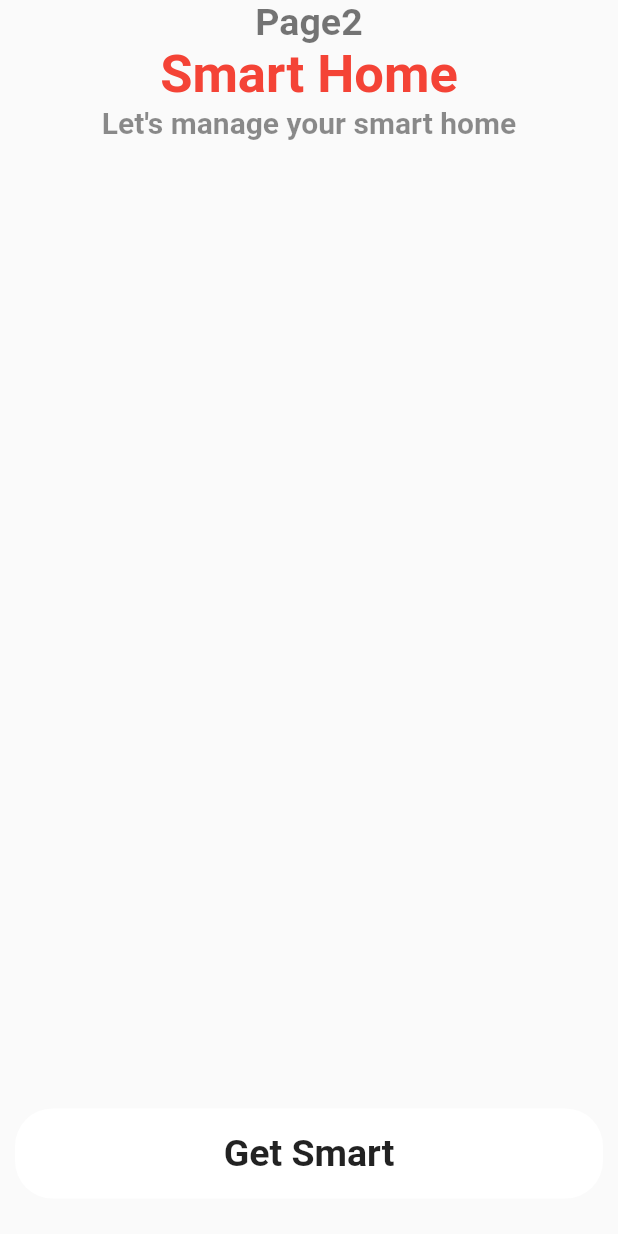
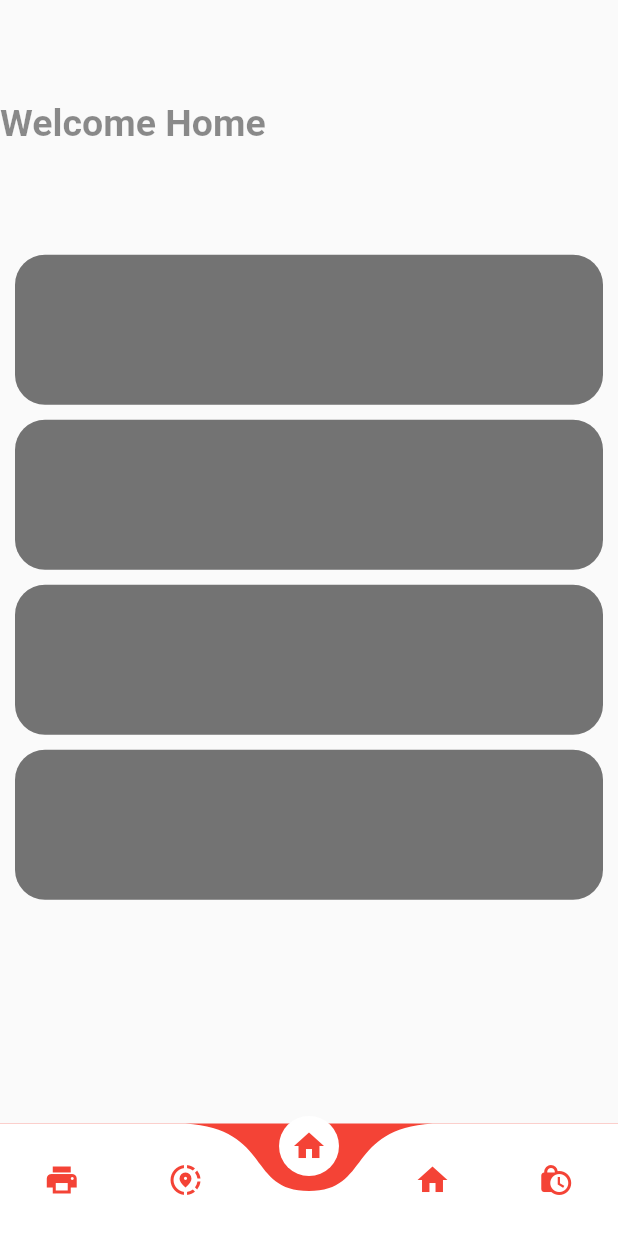
Before and after one commit to ZakaryaRoohi/my_smart_home, a Flutter app: the HomeScreen screen opened directly, on a phone screen of 412 x 824 dp. Run offline on Flutter 3.47's test engine with Material 2 defaults, Android fonts, the phone set to English and light mode, and no system bars; drawn by our look-alikes of curved_navigation_bar; our stand-ins replace wakelock.

Commit message:
add bottomNavigationBar and page view

```diff
--- a/lib/home_screen.dart
+++ b/lib/home_screen.dart
@@ -1,5 +1,6 @@
+import 'package:curved_navigation_bar/curved_navigation_bar.dart';
+import 'package:flutter/material.dart';
 
-import 'package:flutter/material.dart';
 class HomeScreen extends StatefulWidget {
   const HomeScreen({super.key, required this.title});
 
@@ -10,76 +11,159 @@ class HomeScreen extends StatefulWidget {
 }
 
 class _MyHomePageState extends State<HomeScreen> {
-  int _counter = 0;
-
-  void _incrementCounter() {
-    setState(() {
-      _counter++;
-    });
-  }
+  int _bottomIndex = 2;
+  PageController pageController = PageController(initialPage: 2);
 
   @override
   Widget build(BuildContext context) {
     return Scaffold(
-      body: Container(
+      body: PageView(
+        controller: pageController,
+        children: [
+          Center(
+              child: Container(
+            alignment: Alignment.center,
+            width: 300,
+            height: 300,
+            color: Colors.orange,
+            child: Text(
+              '1',
+              style: TextStyle(
+                  color: Colors.red, fontWeight: FontWeight.bold, fontSize: 50),
+            ),
+          )),
+          Center(
+              child: Container(
+            alignment: Alignment.center,
+            width: 300,
+            height: 300,
+            color: Colors.orange,
+            child: Text(
+              '2',
+              style: TextStyle(
+                  color: Colors.red, fontWeight: FontWeight.bold, fontSize: 50),
+            ),
+          )),
+          Center(
+              child: Container(
+            alignment: Alignment.center,
             width: MediaQuery.of(context).size.width,
-        height: MediaQuery.of(context).size.height,
-        // decoration: const BoxDecoration(
-        //     image: DecorationImage(
-        //         fit: BoxFit.cover,
-        //         image: AssetImage('assets/images/background.png'))),
             child: Column(
-          mainAxisAlignment: MainAxisAlignment.spaceBetween,
               children: [
-            // Container(
-            //   alignment: Alignment.centerRight,
-            //   width: double.infinity,
-            //   height: 150,
-            //   child: Image.asset('assets/images/light.png'),
-            // ),
                 SizedBox(
-              height: 300,
-              child: Column(
-                children: const [
-                  Text('Page2',
+                  height: MediaQuery.of(context).size.height * 0.2,
+                  child: Row(
+                    children: [
+                      Text(
+                        'Welcome Home',
                         style: TextStyle(
-                          fontSize: 25,
+                            color: Colors.black45,
                             fontWeight: FontWeight.bold,
-                          color: Colors.black54)),
-                  Text('Smart Home',
-                      style: TextStyle(
-                          fontSize: 35,
-                          fontWeight: FontWeight.bold,
-                          color: Colors.red)),
-                  Text('Let\'s manage your smart home',
-                      style: TextStyle(
-                          fontSize: 20,
-                          fontWeight: FontWeight.bold,
-                          color: Colors.black45)),
-                ],
-              ),
-            ),
-            GestureDetector(
-              child:  Container(
-                  alignment: Alignment.center,
-                  margin: const EdgeInsets.only(bottom: 25, right: 10, left: 10),
-                  width: double.infinity,
-                  height: 60,
-                  decoration: const BoxDecoration(
-                      color: Colors.white,
-                      borderRadius: BorderRadius.all(Radius.circular(25))),
-                  child: const Text(
-                    'Get Smart',
-                    style: TextStyle(fontSize: 25, fontWeight: FontWeight.bold),
-                  )
-              ),
-              onTap: (){
-                print('onTab');
-              },
+                            fontSize: 25),
                       )
                     ],
                   ),
                 ),
+                Container(
+                  margin: EdgeInsets.symmetric(horizontal: 10, vertical: 5),
+                  height: 100,
+                  width: MediaQuery.of(context).size.width,
+                  decoration: BoxDecoration(
+                      color: Colors.black54,
+                      borderRadius: BorderRadius.all(Radius.circular(20))),
+                ),
+                Container(
+                  margin: EdgeInsets.symmetric(horizontal: 10, vertical: 5),
+                  height: 100,
+                  width: MediaQuery.of(context).size.width,
+                  decoration: BoxDecoration(
+                      color: Colors.black54,
+                      borderRadius: BorderRadius.all(Radius.circular(20))),
+                ),
+                Container(
+                  margin: EdgeInsets.symmetric(horizontal: 10, vertical: 5),
+                  height: 100,
+                  width: MediaQuery.of(context).size.width,
+                  decoration: BoxDecoration(
+                      color: Colors.black54,
+                      borderRadius: BorderRadius.all(Radius.circular(20))),
+                ),
+                Container(
+                  margin: EdgeInsets.symmetric(horizontal: 10, vertical: 5),
+                  height: 100,
+                  width: MediaQuery.of(context).size.width,
+                  decoration: BoxDecoration(
+                      color: Colors.black54,
+                      borderRadius: BorderRadius.all(Radius.circular(20))),
+                ),
+              ],
+            ),
+          )),
+          Center(
+              child: Container(
+            alignment: Alignment.center,
+            width: 300,
+            height: 300,
+            color: Colors.orange,
+            child: Text(
+              '4',
+              style: TextStyle(
+                  color: Colors.red, fontWeight: FontWeight.bold, fontSize: 50),
+            ),
+          )),
+          Center(
+              child: Container(
+            alignment: Alignment.center,
+            width: 300,
+            height: 300,
+            color: Colors.orange,
+            child: Text(
+              '5',
+              style: TextStyle(
+                  color: Colors.red, fontWeight: FontWeight.bold, fontSize: 50),
+            ),
+          )),
+        ],
+        onPageChanged: (pageIndex) {
+          setState(() {
+            _bottomIndex = pageIndex;
+          });
+        },
+      ),
+      bottomNavigationBar: CurvedNavigationBar(
+        index: _bottomIndex,
+        backgroundColor: Colors.red,
+        color: Colors.white,
+        items: [
+          Icon(
+            Icons.print,
+            color: Colors.red,
+          ),
+          Icon(
+            Icons.share_location_outlined,
+            color: Colors.red,
+          ),
+          Icon(
+            Icons.home,
+            color: Colors.red,
+          ),
+          Icon(
+            Icons.home,
+            color: Colors.red,
+          ),
+          Icon(
+            Icons.lock_clock,
+            color: Colors.red,
+          ),
+        ],
+        onTap: (index) {
+          setState(() {
+            _bottomIndex = index;
+            pageController.animateToPage(index,
+                duration: Duration(microseconds: 100), curve: Curves.linear);
+          });
+        },
+      ),
     );
   }
 }
--- a/lib/main.dart
+++ b/lib/main.dart
@@ -15,6 +15,7 @@ class MyApp extends StatelessWidget {
 
     return MaterialApp(
       title: 'My Smart Home',
+      debugShowCheckedModeBanner: false,
       theme: ThemeData(
         primarySwatch: Colors.blue,
       ),
@@ -83,9 +84,10 @@ class _MyHomePageState extends State<MyHomePage> {
               ),
             ),
             GestureDetector(
-             child:  Container(
+              child: Container(
                   alignment: Alignment.center,
-               margin: const EdgeInsets.only(bottom: 25, right: 10, left: 10),
+                  margin:
+                      const EdgeInsets.only(bottom: 25, right: 10, left: 10),
                   width: double.infinity,
                   height: 60,
                   decoration: const BoxDecoration(
@@ -94,10 +96,12 @@ class _MyHomePageState extends State<MyHomePage> {
                   child: const Text(
                     'Get Smart',
                     style: TextStyle(fontSize: 25, fontWeight: FontWeight.bold),
-               )
-             ),
-             onTap: (){
-               Navigator.push(context,MaterialPageRoute(builder: (context)=>HomeScreen(title: 'Page2')));
+                  )),
+              onTap: () {
+                Navigator.push(
+                    context,
+                    MaterialPageRoute(
+                        builder: (context) => HomeScreen(title: 'Page2')));
               },
             )
           ],
--- a/pubspec.yaml
+++ b/pubspec.yaml
@@ -36,6 +36,9 @@ dependencies:
   # Use with the CupertinoIcons class for iOS style icons.
   cupertino_icons: ^1.0.2
   wakelock: ^0.6.2
+  animated_bottom_navigation_bar: ^1.1.0+1
+  auto_size_text: ^3.0.0
+  curved_navigation_bar: ^1.0.3
 
 dev_dependencies:
   flutter_test:
```
Also changed, not shown: pubspec.lock. Lines whose indentation alone changed are shown as unchanged.
